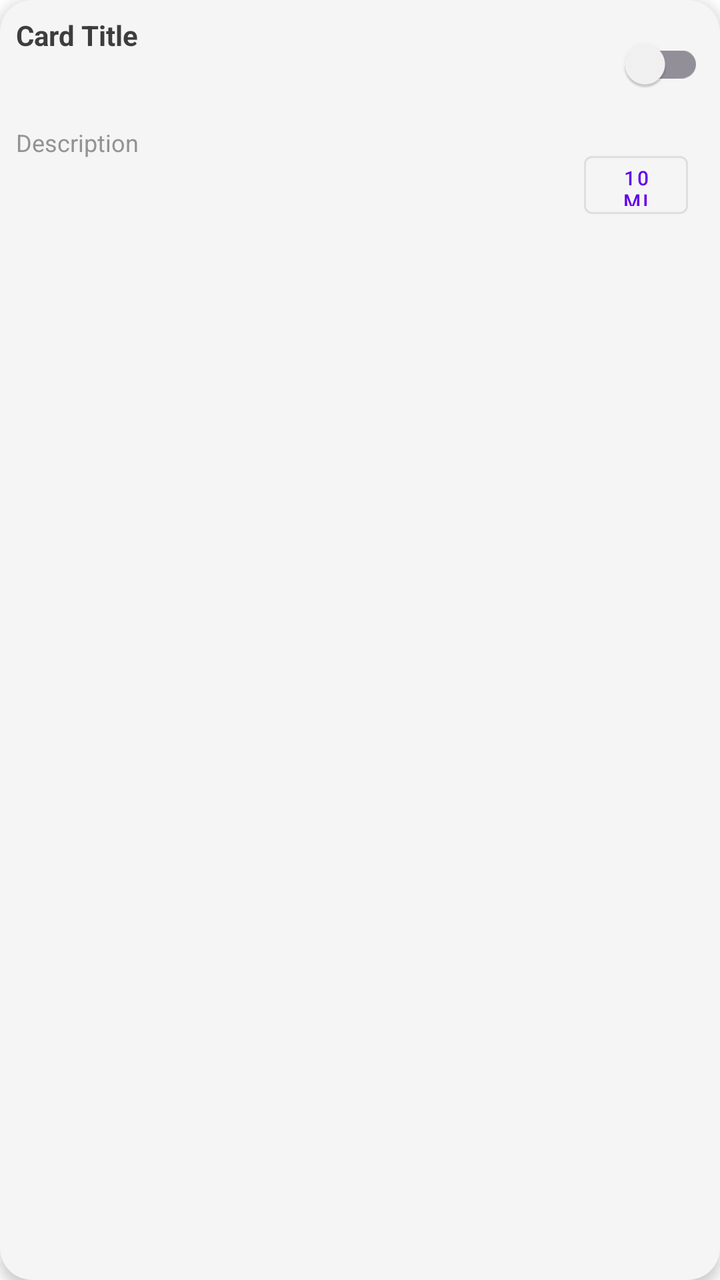
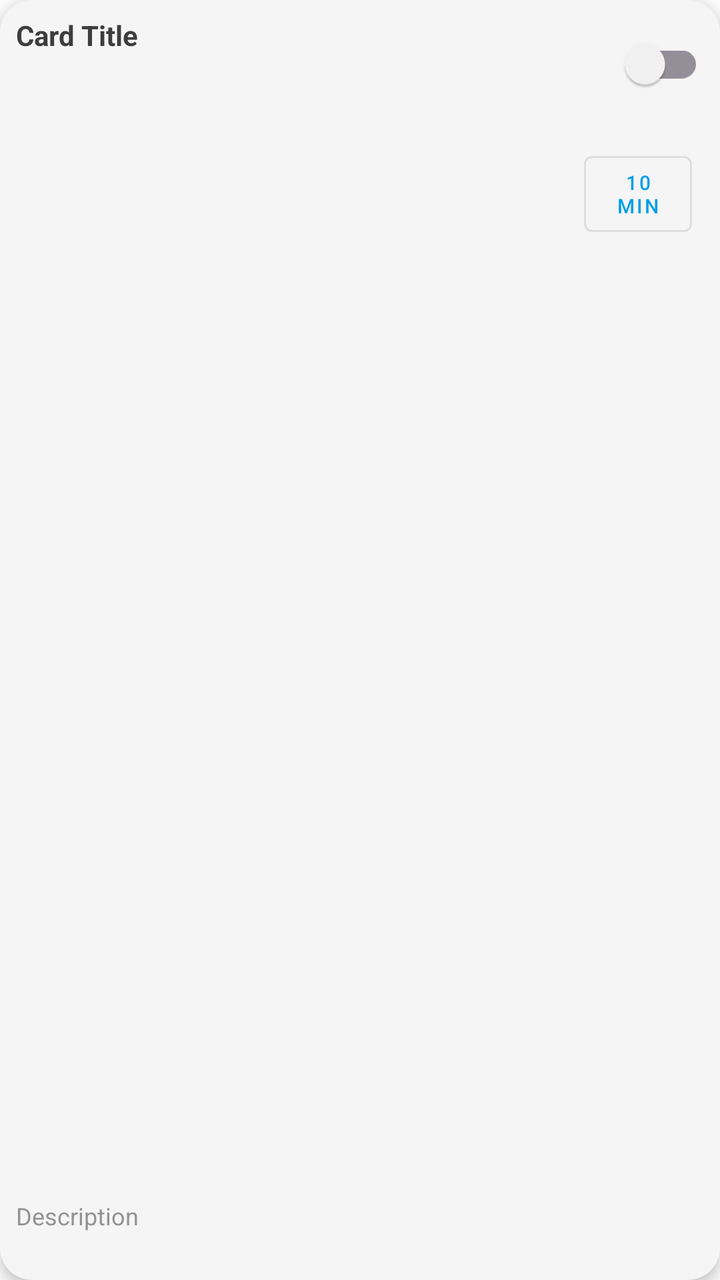

An Android layout rendered at two revisions. The XML below is the earlier revision; the diff shows what the commit changed to produce the second picture.
<!-- AndroidManifest.xml: application theme Theme.ManagingHomeDevicesApp -->
<!-- res/layout/item_card.xml -->
<com.google.android.material.card.MaterialCardView
    xmlns:android="http://schemas.android.com/apk/res/android"
    xmlns:app="http://schemas.android.com/apk/res-auto"
    xmlns:tools="http://schemas.android.com/tools"
    android:id="@+id/CardView"
    android:layout_width="match_parent"
    android:layout_height="wrap_content"
    android:layout_margin="8dp"
    app:cardElevation="4dp"
    app:cardCornerRadius="16dp"
    >

    <androidx.constraintlayout.widget.ConstraintLayout
        android:layout_width="match_parent"
        android:layout_height="match_parent"
        android:padding="8dp"
        >

        <TextView
            android:id="@+id/cardTitle"
            android:layout_width="0dp"
            android:layout_height="wrap_content"
            android:text="Card Title"
            android:textSize="14dp"
            android:textStyle="bold"
            android:textColor="?attr/colorOnSurface"
            app:layout_constraintEnd_toStartOf="@id/switchNotifications"
            app:layout_constraintStart_toStartOf="parent"
            app:layout_constraintTop_toTopOf="parent"
            />

        
        <com.google.android.material.switchmaterial.SwitchMaterial
            android:id="@+id/switchNotifications"
            android:layout_width="wrap_content"
            android:layout_height="wrap_content"
            app:layout_constraintEnd_toEndOf="parent"
            app:layout_constraintHorizontal_bias="0.5"
            app:layout_constraintStart_toEndOf="@+id/cardTitle"
            app:layout_constraintTop_toTopOf="parent"
            app:trackTint="@color/switch_button_track"
            />

        

        <TextView
            android:id="@+id/cardDescription"
            android:layout_width="304dp"
            android:layout_height="16dp"
            android:layout_marginTop="36dp"
            android:ellipsize="end"
            android:maxLines="3"
            android:text="Description"
            android:textSize="12dp"
            android:textColor="?android:attr/textColorSecondary"
            app:layout_constraintEnd_toEndOf="parent"
            app:layout_constraintHorizontal_bias="0.0"
            app:layout_constraintStart_toStartOf="parent"
            app:layout_constraintTop_toBottomOf="@id/cardTitle" />

        <com.google.android.material.button.MaterialButton
            android:id="@+id/TimeButton1"
            style="@style/Widget.MaterialComponents.Button.OutlinedButton"
            android:layout_width="52dp"
            android:layout_height="41dp"
            android:layout_marginTop="16dp"
            android:layout_marginEnd="8dp"
            android:tag="10"
            android:text="10 min"
            android:textSize="10sp"
            app:layout_constraintEnd_toEndOf="parent"
            app:layout_constraintTop_toBottomOf="@+id/switchNotifications" />
    </androidx.constraintlayout.widget.ConstraintLayout>

</com.google.android.material.card.MaterialCardView>
<!-- resources referenced by this layout -->
<resources>
  <style name="Theme.ManagingHomeDevicesApp" parent="Theme.MaterialComponents.DayNight.NoActionBar">
          
  
          <item name="colorPrimaryVariant">#3700B3</item>
          <item name="colorOnPrimary">#FFFFFF</item>
  
          
          <item name="colorSecondary">#26A69A</item>
          <item name="colorOnSecondary">#FFFFFF</item>
  
          
          <item name="android:statusBarColor">#121212</item>
          <item name="android:forceDarkAllowed">true</item>
  
          
          <item name="android:colorBackground">@color/colorBackgroundLight</item>
          <item name="colorSurface">@color/colorSurface</item>
  
          
          <item name="colorOnSurface">@color/colorTextPrimary</item>
  
  
          
          <item name="android:textColorPrimary">@color/colorTextPrimary</item>
          <item name="android:textColorSecondary">@color/colorTextSecondary</item>
  
      </style>
  <color name="colorBackgroundLight">#FFFFFF</color>
  <color name="colorSurface">#F5F5F5</color>
  <color name="colorTextPrimary">#3d3d3d  </color>
  <color name="colorTextSecondary">#939393</color>
</resources>

<!-- the commit's change to res/layout/item_card.xml (unified diff, before → after) -->
@@ -45,29 +45,30 @@
 
         <TextView
             android:id="@+id/cardDescription"
-            android:layout_width="304dp"
-            android:layout_height="16dp"
-            android:layout_marginTop="36dp"
+            android:layout_width="306dp"
+            android:layout_height="wrap_content"
+            android:layout_marginBottom="16dp"
             android:ellipsize="end"
             android:maxLines="3"
             android:text="Description"
+            android:textColor="?android:attr/textColorSecondary"
             android:textSize="12dp"
-            android:textColor="?android:attr/textColorSecondary"
+            app:layout_constraintBottom_toBottomOf="parent"
             app:layout_constraintEnd_toEndOf="parent"
             app:layout_constraintHorizontal_bias="0.0"
-            app:layout_constraintStart_toStartOf="parent"
-            app:layout_constraintTop_toBottomOf="@id/cardTitle" />
+            app:layout_constraintStart_toStartOf="parent" />
 
         <com.google.android.material.button.MaterialButton
             android:id="@+id/TimeButton1"
             style="@style/Widget.MaterialComponents.Button.OutlinedButton"
-            android:layout_width="52dp"
-            android:layout_height="41dp"
+            android:layout_width="54dp"
+            android:layout_height="50dp"
             android:layout_marginTop="16dp"
-            android:layout_marginEnd="8dp"
+            android:layout_marginEnd="6dp"
             android:tag="10"
             android:text="10 min"
             android:textSize="10sp"
+            android:textColor="@color/utilitesElementsBlue"
             app:layout_constraintEnd_toEndOf="parent"
             app:layout_constraintTop_toBottomOf="@+id/switchNotifications" />
     </androidx.constraintlayout.widget.ConstraintLayout>
<!-- resource entries referenced after the edit -->
@@ -1,5 +1,6 @@
 <!-- resources referenced by this layout -->
 <resources>
+  <color name="utilitesElementsBlue">#019FE7</color>
   <style name="Theme.ManagingHomeDevicesApp" parent="Theme.MaterialComponents.DayNight.NoActionBar">
           
   
